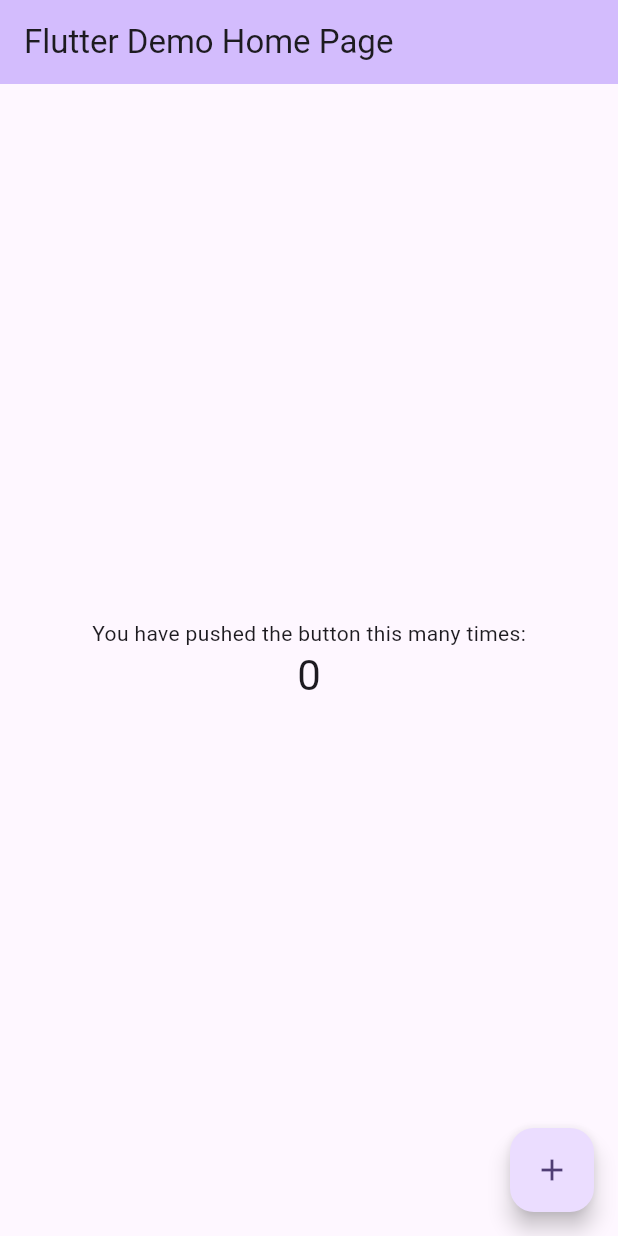
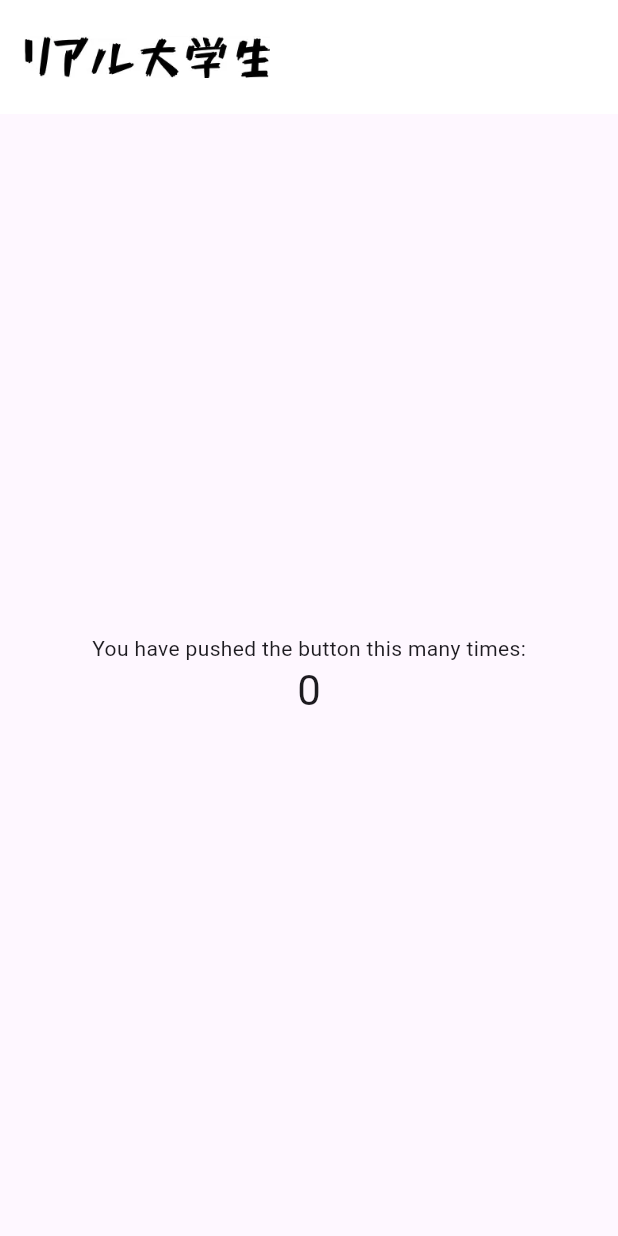
Before and after one commit to Arata1202/FlutterBlogApp, a Flutter app: the screen it shows after launch, on a phone screen of 412 x 824 dp. Run offline on Flutter 3.47's test engine with Material 3 defaults, Android fonts, the phone set to English and light mode, and no system bars.

Commit message:
add: header

```diff
--- a/lib/main.dart
+++ b/lib/main.dart
@@ -7,27 +7,11 @@ void main() {
 class MyApp extends StatelessWidget {
   const MyApp({super.key});
 
-  // This widget is the root of your application.
   @override
   Widget build(BuildContext context) {
     return MaterialApp(
       title: 'Flutter Demo',
       theme: ThemeData(
-        // This is the theme of your application.
-        //
-        // TRY THIS: Try running your application with "flutter run". You'll see
-        // the application has a purple toolbar. Then, without quitting the app,
-        // try changing the seedColor in the colorScheme below to Colors.green
-        // and then invoke "hot reload" (save your changes or press the "hot
-        // reload" button in a Flutter-supported IDE, or press "r" if you used
-        // the command line to start the app).
-        //
-        // Notice that the counter didn't reset back to zero; the application
-        // state is not lost during the reload. To reset the state, use hot
-        // restart instead.
-        //
-        // This works for code too, not just values: Most code changes can be
-        // tested with just a hot reload.
         colorScheme: ColorScheme.fromSeed(seedColor: Colors.deepPurple),
         useMaterial3: true,
       ),
@@ -38,15 +22,6 @@ class MyApp extends StatelessWidget {
 
 class MyHomePage extends StatefulWidget {
   const MyHomePage({super.key, required this.title});
-
-  // This widget is the home page of your application. It is stateful, meaning
-  // that it has a State object (defined below) that contains fields that affect
-  // how it looks.
-
-  // This class is the configuration for the state. It holds the values (in this
-  // case the title) provided by the parent (in this case the App widget) and
-  // used by the build method of the State. Fields in a Widget subclass are
-  // always marked "final".
 
   final String title;
 
@@ -59,50 +34,24 @@ class _MyHomePageState extends State<MyHomePage> {
 
   void _incrementCounter() {
     setState(() {
-      // This call to setState tells the Flutter framework that something has
-      // changed in this State, which causes it to rerun the build method below
-      // so that the display can reflect the updated values. If we changed
-      // _counter without calling setState(), then the build method would not be
-      // called again, and so nothing would appear to happen.
       _counter++;
     });
   }
 
   @override
   Widget build(BuildContext context) {
-    // This method is rerun every time setState is called, for instance as done
-    // by the _incrementCounter method above.
-    //
-    // The Flutter framework has been optimized to make rerunning build methods
-    // fast, so that you can just rebuild anything that needs updating rather
-    // than having to individually change instances of widgets.
     return Scaffold(
       appBar: AppBar(
-        // TRY THIS: Try changing the color here to a specific color (to
-        // Colors.amber, perhaps?) and trigger a hot reload to see the AppBar
-        // change color while the other colors stay the same.
-        backgroundColor: Theme.of(context).colorScheme.inversePrimary,
-        // Here we take the value from the MyHomePage object that was created by
-        // the App.build method, and use it to set our appbar title.
-        title: Text(widget.title),
+        backgroundColor: Colors.white,
+        surfaceTintColor: Colors.transparent,
+        toolbarHeight: 76,
+        title: Image.asset(
+          'assets/title.webp',
+          height: 28,
+        ),
       ),
       body: Center(
-        // Center is a layout widget. It takes a single child and positions it
-        // in the middle of the parent.
         child: Column(
-          // Column is also a layout widget. It takes a list of children and
-          // arranges them vertically. By default, it sizes itself to fit its
-          // children horizontally, and tries to be as tall as its parent.
-          //
-          // Column has various properties to control how it sizes itself and
-          // how it positions its children. Here we use mainAxisAlignment to
-          // center the children vertically; the main axis here is the vertical
-          // axis because Columns are vertical (the cross axis would be
-          // horizontal).
-          //
-          // TRY THIS: Invoke "debug painting" (choose the "Toggle Debug Paint"
-          // action in the IDE, or press "p" in the console), to see the
-          // wireframe for each widget.
           mainAxisAlignment: MainAxisAlignment.center,
           children: <Widget>[
             const Text(
@@ -115,11 +64,6 @@ class _MyHomePageState extends State<MyHomePage> {
           ],
         ),
       ),
-      floatingActionButton: FloatingActionButton(
-        onPressed: _incrementCounter,
-        tooltip: 'Increment',
-        child: const Icon(Icons.add),
-      ), // This trailing comma makes auto-formatting nicer for build methods.
     );
   }
 }
```
Also changed, not shown: pubspec.yaml (+4 -3 lines), assets/title.webp (added).
